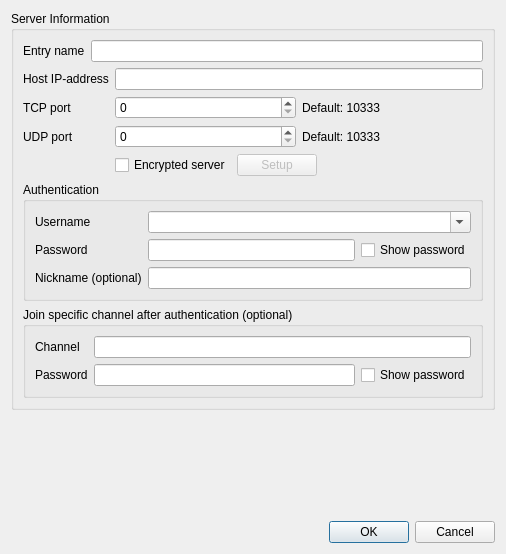
This is Client/qtTeamTalk/serverdlg.ui in BearWare/TeamTalk5 as Qt 5 draws it before an edit. The edited form follows.
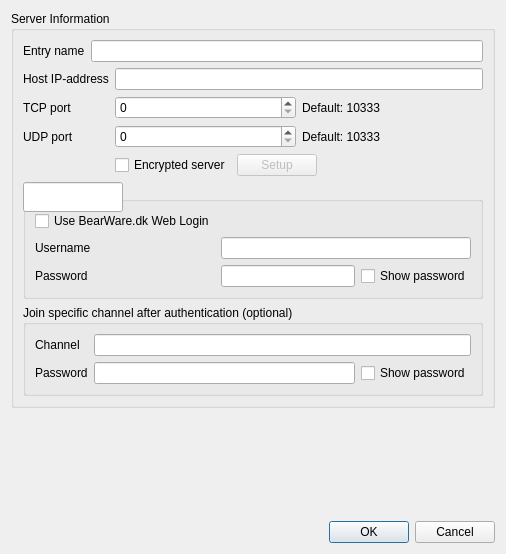
This is the edited form.

Commit message: Use checkbox for BearWare.dk web login

```diff
--- a/Client/qtTeamTalk/serverdlg.ui
+++ b/Client/qtTeamTalk/serverdlg.ui
@@ -154,6 +154,13 @@
         </property>
         <layout class="QFormLayout" name="formLayout">
          <item row="0" column="0">
+          <widget class="QCheckBox" name="bdkLogChkBox">
+           <property name="text">
+            <string>Use BearWare.dk Web Login</string>
+           </property>
+          </widget>
+         </item>
+         <item row="1" column="0">
           <widget class="QLabel" name="label_10">
            <property name="text">
             <string>Username</string>
@@ -163,14 +170,10 @@
            </property>
           </widget>
          </item>
-         <item row="0" column="1">
-          <widget class="QComboBox" name="usernameBox">
-           <property name="editable">
-            <bool>true</bool>
-           </property>
-          </widget>
+         <item row="1" column="1">
+          <widget class="QLineEdit" name="usernameEdit"/>
          </item>
-         <item row="1" column="0">
+         <item row="2" column="0">
           <widget class="QLabel" name="label_11">
            <property name="text">
             <string>Password</string>
@@ -180,7 +183,7 @@
            </property>
           </widget>
          </item>
-         <item row="1" column="1">
+         <item row="2" column="1">
           <layout class="QHBoxLayout" name="horizontalLayout_7">
            <item>
             <widget class="QLineEdit" name="passwordEdit">
```
Left out of the diff: 2 changed lines with no effect on the pictures. The commit also changes 2 other files.
